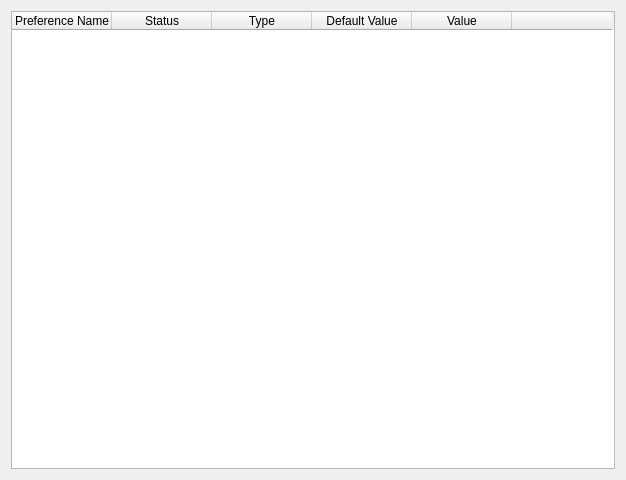
The window that quarkplayer/config/SettingsBrowser.ui (tkrotoff/QuarkPlayer) describes before a commit, drawn with Qt 5.
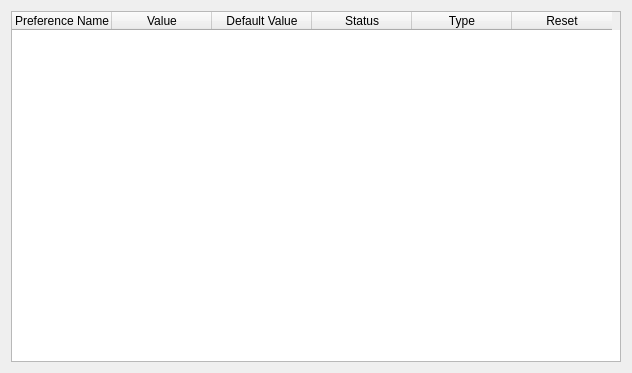
The same window after the commit.

Commit message: QuarkPlayer: way better looking SettingsBrowser

What changed in the file:
```diff
--- a/quarkplayer/config/SettingsBrowser.ui
+++ b/quarkplayer/config/SettingsBrowser.ui
@@ -5,8 +5,8 @@
    <rect>
     <x>0</x>
     <y>0</y>
-    <width>626</width>
-    <height>480</height>
+    <width>632</width>
+    <height>373</height>
    </rect>
   </property>
   <layout class="QGridLayout" name="gridLayout" >
@@ -18,11 +18,24 @@
      <property name="selectionBehavior" >
       <enum>QAbstractItemView::SelectRows</enum>
      </property>
+     <property name="gridStyle" >
+      <enum>Qt::NoPen</enum>
+     </property>
      <column>
       <property name="text" >
        <string>Preference Name</string>
       </property>
      </column>
+     <column>
+      <property name="text" >
+       <string>Value</string>
+      </property>
+     </column>
+     <column>
+      <property name="text" >
+       <string>Default Value</string>
+      </property>
+     </column>
      <column>
       <property name="text" >
        <string>Status</string>
@@ -35,17 +48,7 @@
      </column>
      <column>
       <property name="text" >
-       <string>Default Value</string>
-      </property>
-     </column>
-     <column>
-      <property name="text" >
-       <string>Value</string>
-      </property>
-     </column>
-     <column>
-      <property name="text" >
-       <string> </string>
+       <string>Reset</string>
       </property>
      </column>
     </widget>
```
Left out of the diff: 1 changed line with no effect on the pictures. The commit also changes 1 other file.
